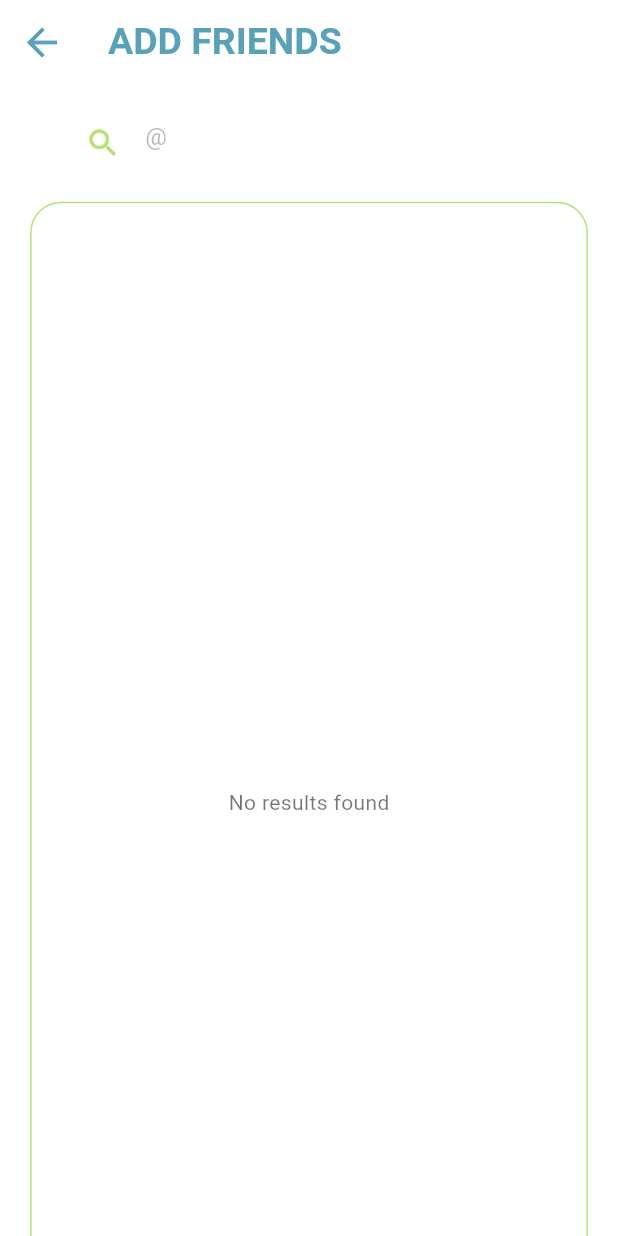
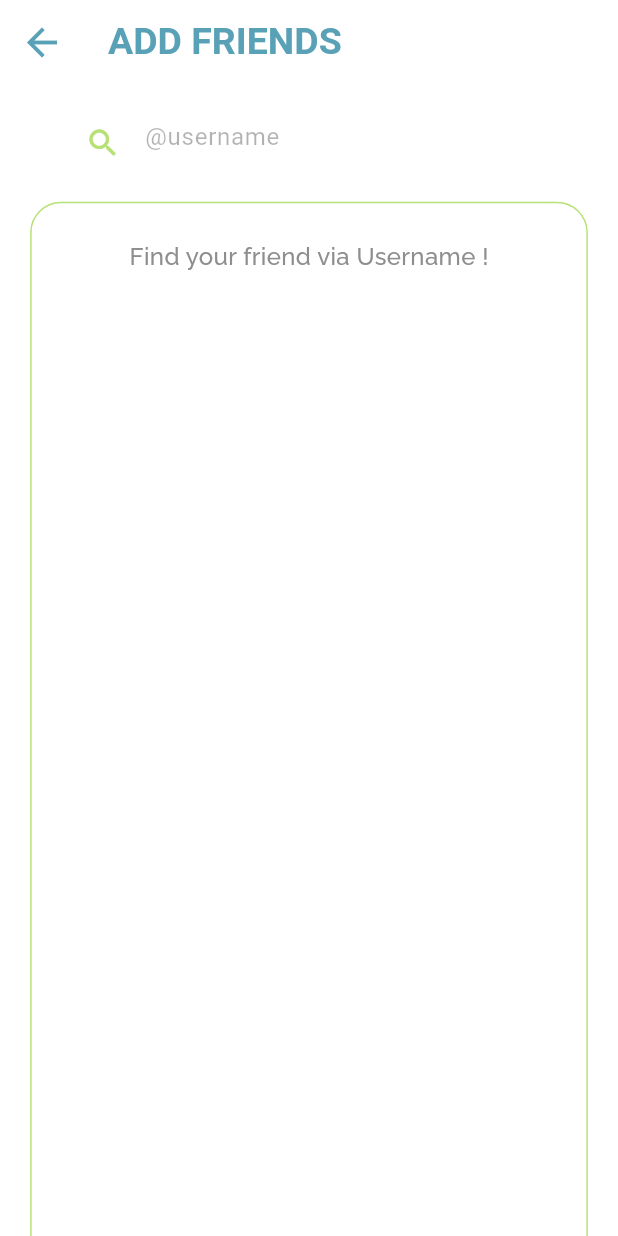
Before and after one commit to TaNuNian/workmai, a Flutter app: the FriendlistPage screen opened by its route, after a tap on the "person add" icon, on a phone screen of 412 x 824 dp. Run offline on Flutter 3.47's test engine with Material 3 defaults, Android fonts, the phone set to English and light mode, and no system bars; our stand-ins replace cloud_firestore, firebase_auth, firebase_core, firebase_storage, form_field_validator, google_fonts and 2 more; missing offline and left inert: firebase_app_check; accounts and stored records are empty; Roboto replaces fonts that are missing (Sarabun).

Commit message:
fix friendlist_page.dart + add

```diff
--- a/lib/src/main_pages/friendlist_page/add_friend_page.dart
+++ b/lib/src/main_pages/friendlist_page/add_friend_page.dart
@@ -1,4 +1,5 @@
 import 'package:flutter/material.dart';
+import 'package:google_fonts/google_fonts.dart';
 import 'package:workmai/methods/cloud_firestore/friendservice.dart';
 import 'package:workmai/src/decor/friend_list_tile.dart';
 import 'package:workmai/src/decor/search_tab.dart';
@@ -84,7 +85,7 @@ class _AddFriendPageState extends State<AddFriendPage> {
                   child: TextField(
                     controller: _controller,
                     focusNode: _focusNode,
-                    decoration: textfieldSearchDec('@'),
+                    decoration: textfieldSearchDec('@username'),
                     onSubmitted: (value) => _searchFriends(),
                     textInputAction: TextInputAction.search,
                   ),
@@ -104,7 +105,14 @@ class _AddFriendPageState extends State<AddFriendPage> {
                 child: _isLoading
                     ? Center(child: CircularProgressIndicator())
                     : _searchResults.isEmpty
-                        ? Center(child: Text('No results found'))
+                        ? Container(
+                  margin: const EdgeInsets.only(top: 24),
+                  alignment: Alignment.topCenter,
+                  child: Text(
+                    'Find your friend via Username !',
+                    style: GoogleFonts.raleway(color: const Color(0xff8E8E8E), fontSize: 16, fontWeight: FontWeight.w500),
+                  ),
+                )
                         : ListView.builder(
                             itemCount: _searchResults.length,
                             itemBuilder: (context, index) {
--- a/lib/src/main_pages/friendlist_page/friendlist_page.dart
+++ b/lib/src/main_pages/friendlist_page/friendlist_page.dart
@@ -12,7 +12,6 @@ class FriendlistPage extends StatefulWidget {
 }
 
 class _FriendlistPageState extends State<FriendlistPage> {
-
   final FriendService _friendService = FriendService();
   late Future<List<Map<String, dynamic>>> _friendsFuture;
 
@@ -98,7 +97,14 @@ class _FriendlistPageState extends State<FriendlistPage> {
                 } else if (snapshot.hasError) {
                   return Center(child: Text('Error: ${snapshot.error}'));
                 } else if (!snapshot.hasData || snapshot.data!.isEmpty) {
-                  return Center(child: Text('No friends found'));
+                  return Container(
+                    margin: const EdgeInsets.only(top: 24),
+                    alignment: Alignment.topCenter,
+                    child: Text(
+                      'Find your new friend !',
+                      style: GoogleFonts.raleway(color: const Color(0xff8E8E8E), fontSize: 16, fontWeight: FontWeight.w500),
+                    ),
+                  );
                 } else {
                   final friends = snapshot.data!;
                   return ListView.builder(
```
Lines whose indentation alone changed are shown as unchanged.
